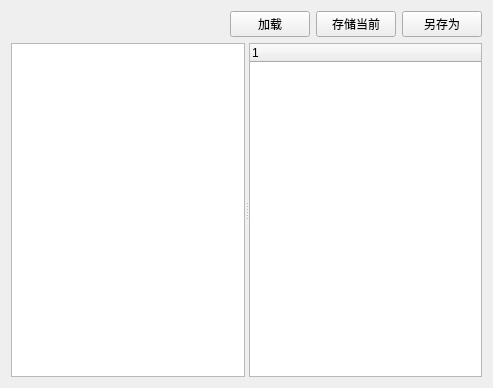
Old version of the form nbtwidget.ui in the repository bedrock-dev/BedrockMap.
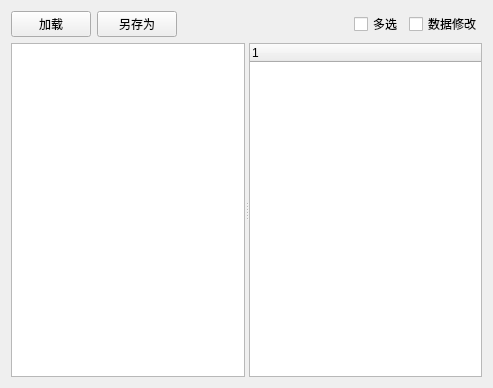
New version of the form.

Diff of the .ui file:
```diff
--- a/nbtwidget.ui
+++ b/nbtwidget.ui
@@ -16,6 +16,20 @@
   <layout class="QVBoxLayout" name="verticalLayout" stretch="0,0">
    <item>
     <layout class="QHBoxLayout" name="horizontalLayout_2">
+     <item>
+      <widget class="QPushButton" name="load_btn">
+       <property name="text">
+        <string>加载</string>
+       </property>
+      </widget>
+     </item>
+     <item>
+      <widget class="QPushButton" name="save_btn">
+       <property name="text">
+        <string>另存为</string>
+       </property>
+      </widget>
+     </item>
      <item>
       <spacer name="horizontalSpacer">
        <property name="orientation">
@@ -30,23 +44,16 @@
       </spacer>
      </item>
      <item>
-      <widget class="QPushButton" name="load_btn">
+      <widget class="QCheckBox" name="multi_select_checkbox">
        <property name="text">
-        <string>加载</string>
+        <string>多选</string>
        </property>
       </widget>
      </item>
      <item>
-      <widget class="QPushButton" name="save_current">
+      <widget class="QCheckBox" name="modify_checkbox">
        <property name="text">
-        <string>存储当前</string>
-       </property>
-      </widget>
-     </item>
-     <item>
-      <widget class="QPushButton" name="save_btn">
-       <property name="text">
-        <string>另存为</string>
+        <string>数据修改</string>
        </property>
       </widget>
      </item>
```
